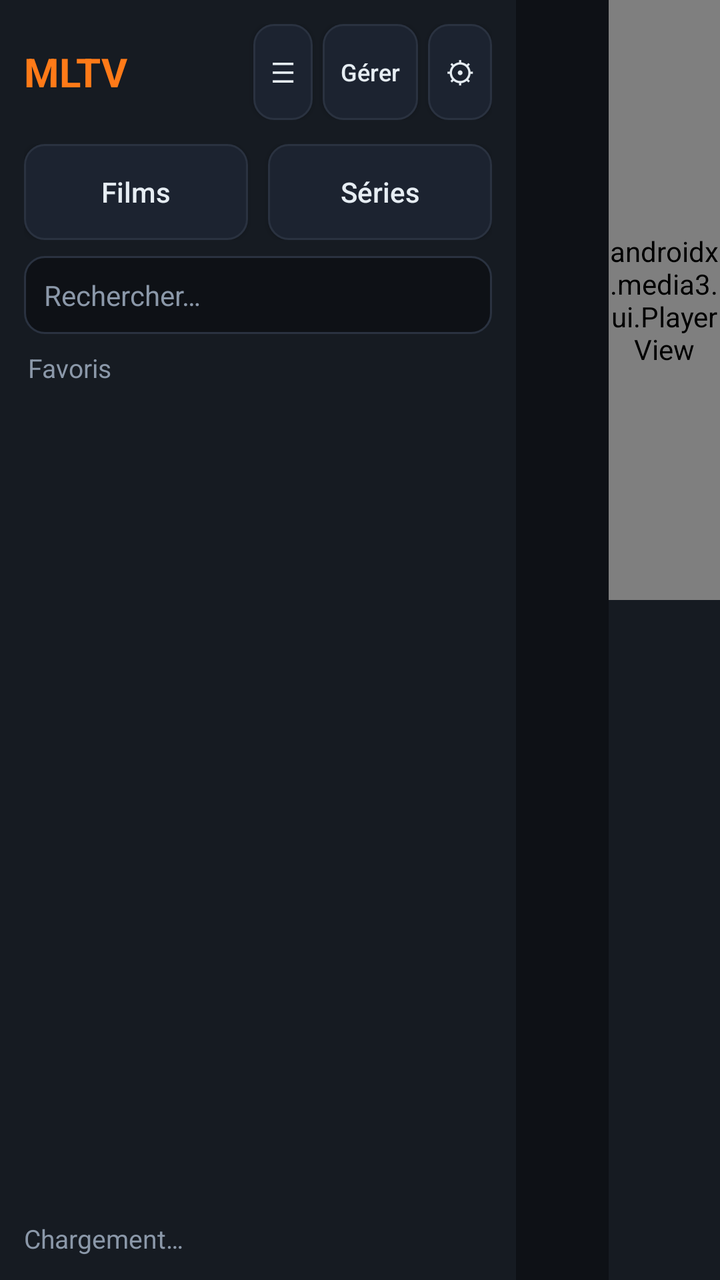
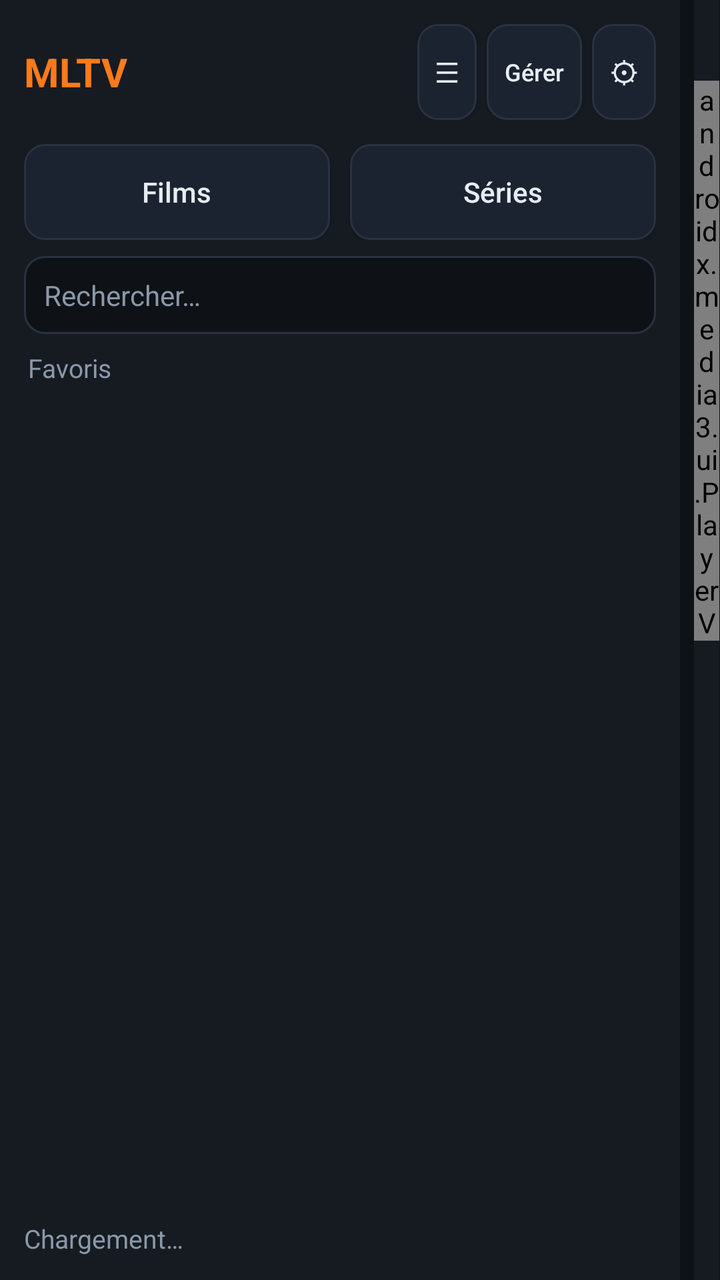

Screens rendered from an Android XML layout before and after an edit, with the pre-edit source and the edit as a unified diff.
<!-- AndroidManifest.xml: application theme Theme.MLTV -->
<!-- res/layout/activity_main.xml -->
<?xml version="1.0" encoding="utf-8"?>
<LinearLayout xmlns:android="http://schemas.android.com/apk/res/android"
    xmlns:app="http://schemas.android.com/apk/res-auto"
    android:layout_width="match_parent"
    android:layout_height="match_parent"
    android:orientation="horizontal"
    android:background="@color/bg">

    
    <LinearLayout
        android:id="@+id/drawer"
        android:layout_width="210dp"
        android:layout_height="match_parent"
        android:orientation="vertical"
        android:background="@color/panel2"
        android:visibility="gone">

        <TextView
            android:layout_width="match_parent"
            android:layout_height="wrap_content"
            android:padding="16dp"
            android:text="Catégories"
            android:textColor="@color/accent"
            android:textSize="16sp"
            android:textStyle="bold" />

        <androidx.recyclerview.widget.RecyclerView
            android:id="@+id/rv_catdrawer"
            android:layout_width="match_parent"
            android:layout_height="0dp"
            android:layout_weight="1"
            android:paddingHorizontal="10dp"
            android:clipToPadding="false"
            android:scrollbars="vertical" />
    </LinearLayout>

    
    <LinearLayout
        android:layout_width="258dp"
        android:layout_height="match_parent"
        android:orientation="vertical"
        android:background="@color/panel">

        <LinearLayout
            android:layout_width="match_parent"
            android:layout_height="wrap_content"
            android:orientation="horizontal"
            android:gravity="center_vertical"
            android:paddingHorizontal="12dp"
            android:paddingVertical="12dp">

            <TextView
                android:layout_width="0dp"
                android:layout_height="wrap_content"
                android:layout_weight="1"
                android:text="@string/app_name"
                android:textColor="@color/accent"
                android:textSize="20sp"
                android:textStyle="bold" />

            <Button
                android:id="@+id/btn_cats"
                android:layout_width="wrap_content"
                android:layout_height="wrap_content"
                android:layout_marginEnd="5dp"
                android:background="@drawable/btn_secondary"
                android:text="☰"
                android:textColor="@color/txt"
                android:textSize="14sp"
                android:minWidth="0dp"
                android:paddingHorizontal="9dp" />

            <Button
                android:id="@+id/btn_manage"
                android:layout_width="wrap_content"
                android:layout_height="wrap_content"
                android:layout_marginEnd="5dp"
                android:background="@drawable/btn_secondary"
                android:text="Gérer"
                android:textColor="@color/txt"
                android:textAllCaps="false"
                android:textSize="12sp"
                android:minWidth="0dp"
                android:paddingHorizontal="9dp" />

            <Button
                android:id="@+id/btn_sources"
                android:layout_width="wrap_content"
                android:layout_height="wrap_content"
                android:background="@drawable/btn_secondary"
                android:text="⚙"
                android:textColor="@color/txt"
                android:textSize="15sp"
                android:minWidth="0dp"
                android:paddingHorizontal="9dp" />
        </LinearLayout>

        <LinearLayout
            android:layout_width="match_parent"
            android:layout_height="wrap_content"
            android:orientation="horizontal"
            android:paddingHorizontal="12dp"
            android:paddingBottom="8dp">

            <Button
                android:id="@+id/btn_films"
                android:layout_width="0dp"
                android:layout_height="wrap_content"
                android:layout_weight="1"
                android:layout_marginEnd="5dp"
                android:background="@drawable/btn_secondary"
                android:text="Films"
                android:textColor="@color/txt"
                android:textAllCaps="false"
                android:textSize="14sp" />

            <Button
                android:id="@+id/btn_series"
                android:layout_width="0dp"
                android:layout_height="wrap_content"
                android:layout_weight="1"
                android:layout_marginStart="5dp"
                android:background="@drawable/btn_secondary"
                android:text="Séries"
                android:textColor="@color/txt"
                android:textAllCaps="false"
                android:textSize="14sp" />
        </LinearLayout>

        <EditText
            android:id="@+id/et_search"
            android:layout_width="match_parent"
            android:layout_height="wrap_content"
            android:layout_marginHorizontal="12dp"
            android:layout_marginBottom="8dp"
            android:background="@drawable/field_bg"
            android:padding="10dp"
            android:hint="Rechercher…"
            android:textColorHint="@color/muted"
            android:textColor="@color/txt"
            android:textSize="14sp"
            android:inputType="text"
            android:imeOptions="actionSearch"
            android:maxLines="1" />

        <TextView
            android:id="@+id/tv_curcat"
            android:layout_width="match_parent"
            android:layout_height="wrap_content"
            android:paddingHorizontal="14dp"
            android:paddingBottom="6dp"
            android:text="Favoris"
            android:textColor="@color/muted"
            android:textSize="13sp"
            android:maxLines="1"
            android:ellipsize="end" />

        <androidx.recyclerview.widget.RecyclerView
            android:id="@+id/rv_channels"
            android:layout_width="match_parent"
            android:layout_height="0dp"
            android:layout_weight="1"
            android:paddingHorizontal="8dp"
            android:clipToPadding="false"
            android:scrollbars="vertical" />

        <TextView
            android:id="@+id/tv_status"
            android:layout_width="match_parent"
            android:layout_height="wrap_content"
            android:padding="12dp"
            android:text="Chargement…"
            android:textColor="@color/muted"
            android:textSize="13sp" />
    </LinearLayout>

    
    <LinearLayout
        android:layout_width="0dp"
        android:layout_height="match_parent"
        android:layout_weight="1"
        android:orientation="vertical">

        <TextView
            android:id="@+id/tv_ch_header"
            android:layout_width="match_parent"
            android:layout_height="wrap_content"
            android:padding="14dp"
            android:textColor="@color/txt"
            android:textSize="16sp"
            android:textStyle="bold"
            android:maxLines="1"
            android:ellipsize="end" />

        <androidx.recyclerview.widget.RecyclerView
            android:id="@+id/rv_progs"
            android:layout_width="match_parent"
            android:layout_height="0dp"
            android:layout_weight="1"
            android:paddingHorizontal="8dp"
            android:clipToPadding="false"
            android:scrollbars="vertical" />
    </LinearLayout>

    
    <LinearLayout
        android:layout_width="0dp"
        android:layout_height="match_parent"
        android:layout_weight="1.2"
        android:orientation="vertical"
        android:background="@color/panel">

        <androidx.media3.ui.PlayerView
            android:id="@+id/player_view"
            android:layout_width="match_parent"
            android:layout_height="300dp"
            android:background="#FF000000"
            app:use_controller="false"
            app:resize_mode="fit" />

        <ScrollView
            android:layout_width="match_parent"
            android:layout_height="0dp"
            android:layout_weight="1"
            android:padding="16dp">

            <LinearLayout
                android:layout_width="match_parent"
                android:layout_height="wrap_content"
                android:orientation="vertical">

                <TextView
                    android:id="@+id/tv_detail_title"
                    android:layout_width="match_parent"
                    android:layout_height="wrap_content"
                    android:textColor="@color/txt"
                    android:textSize="20sp"
                    android:textStyle="bold" />

                <LinearLayout
                    android:layout_width="match_parent"
                    android:layout_height="wrap_content"
                    android:orientation="horizontal"
                    android:gravity="center_vertical"
                    android:layout_marginTop="8dp">

                    <TextView
                        android:id="@+id/tv_detail_time"
                        android:layout_width="wrap_content"
                        android:layout_height="wrap_content"
                        android:textColor="@color/muted"
                        android:textSize="14sp" />

                    <ProgressBar
                        android:id="@+id/pb_detail"
                        style="?android:attr/progressBarStyleHorizontal"
                        android:layout_width="0dp"
                        android:layout_height="6dp"
                        android:layout_weight="1"
                        android:layout_marginHorizontal="12dp"
                        android:max="100"
                        android:progressTint="@color/accent" />
                </LinearLayout>

                <TextView
                    android:id="@+id/tv_detail_desc"
                    android:layout_width="match_parent"
                    android:layout_height="wrap_content"
                    android:layout_marginTop="14dp"
                    android:textColor="#FFC7D0DA"
                    android:textSize="15sp"
                    android:lineSpacingMultiplier="1.3" />
            </LinearLayout>
        </ScrollView>
    </LinearLayout>
</LinearLayout>
<!-- resources referenced by this layout -->
<resources>
  <color name="accent">#FFFF7A18</color>
  <color name="bg">#FF0E1116</color>
  <color name="muted">#FF8B98A9</color>
  <color name="panel">#FF161B22</color>
  <color name="panel2">#FF1C2330</color>
  <color name="txt">#FFE6EDF3</color>
  <!-- drawable btn_secondary (drawable) -->
  <?xml version="1.0" encoding="utf-8"?>
  <selector xmlns:android="http://schemas.android.com/apk/res/android">
      <item android:state_focused="true">
          <shape android:shape="rectangle">
              <solid android:color="@color/panel2" />
              <stroke android:width="2dp" android:color="@color/accent" />
              <corners android:radius="10dp" />
          </shape>
      </item>
      <item>
          <shape android:shape="rectangle">
              <solid android:color="@color/panel2" />
              <stroke android:width="1dp" android:color="@color/line" />
              <corners android:radius="10dp" />
          </shape>
      </item>
  </selector>
  <!-- drawable field_bg (drawable) -->
  <?xml version="1.0" encoding="utf-8"?>
  <selector xmlns:android="http://schemas.android.com/apk/res/android">
      <item android:state_focused="true">
          <shape android:shape="rectangle">
              <solid android:color="@color/bg" />
              <stroke android:width="2dp" android:color="@color/accent" />
              <corners android:radius="10dp" />
          </shape>
      </item>
      <item>
          <shape android:shape="rectangle">
              <solid android:color="@color/bg" />
              <stroke android:width="1dp" android:color="@color/line" />
              <corners android:radius="10dp" />
          </shape>
      </item>
  </selector>
  <string name="app_name">MLTV</string>
  <style name="Theme.MLTV" parent="Theme.AppCompat.NoActionBar">
          <item name="android:windowBackground">@color/bg</item>
          <item name="android:statusBarColor">@color/bg</item>
          <item name="android:colorBackground">@color/bg</item>
      </style>
  <color name="line">#FF2A3240</color>
</resources>

<!-- the commit's change to res/layout/activity_main.xml (unified diff, before → after) -->
@@ -36,7 +36,7 @@
 
     
     <LinearLayout
-        android:layout_width="258dp"
+        android:layout_width="340dp"
         android:layout_height="match_parent"
         android:orientation="vertical"
         android:background="@color/panel">
@@ -178,7 +178,7 @@
     <LinearLayout
         android:layout_width="0dp"
         android:layout_height="match_parent"
-        android:layout_weight="1"
+        android:layout_weight="0.8"
         android:orientation="vertical">
 
         <TextView
@@ -206,14 +206,26 @@
     <LinearLayout
         android:layout_width="0dp"
         android:layout_height="match_parent"
-        android:layout_weight="1.2"
+        android:layout_weight="1.4"
         android:orientation="vertical"
         android:background="@color/panel">
 
+        <TextView
+            android:id="@+id/tv_clock"
+            android:layout_width="match_parent"
+            android:layout_height="wrap_content"
+            android:paddingHorizontal="16dp"
+            android:paddingTop="12dp"
+            android:paddingBottom="8dp"
+            android:gravity="end"
+            android:textColor="@color/txt"
+            android:textSize="15sp"
+            android:textStyle="bold" />
+
         <androidx.media3.ui.PlayerView
             android:id="@+id/player_view"
             android:layout_width="match_parent"
-            android:layout_height="300dp"
+            android:layout_height="280dp"
             android:background="#FF000000"
             app:use_controller="false"
             app:resize_mode="fit" />
